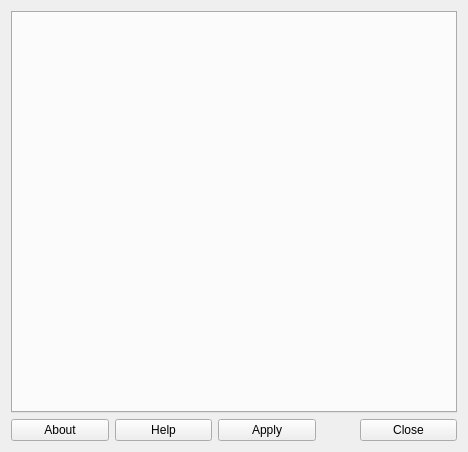
Before: the Qt Designer form widgets/bashrcconfig/window_fix.ui in kapilpipaliya/generator_cmake, drawn with Qt 5.
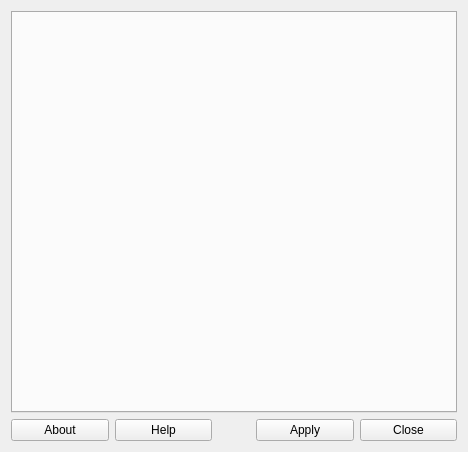
After: the same form once the commit is applied. Icons and pictures are not drawn.

Patch:
```diff
--- a/widgets/bashrcconfig/window_fix.ui
+++ b/widgets/bashrcconfig/window_fix.ui
@@ -51,20 +51,6 @@
        </property>
       </widget>
      </item>
-     <item>
-      <widget class="QPushButton" name="pushButton_Apply">
-       <property name="toolTip">
-        <string>&lt;html&gt;&lt;head/&gt;&lt;body&gt;&lt;p&gt;Applies Changes.&lt;/p&gt;&lt;/body&gt;&lt;/html&gt;</string>
-       </property>
-       <property name="text">
-        <string>Apply</string>
-       </property>
-       <property name="icon">
-        <iconset theme="document-save">
-         <normaloff>.</normaloff>.</iconset>
-       </property>
-      </widget>
-     </item>
      <item>
       <widget class="QLabel" name="label">
        <property name="sizePolicy">
@@ -93,6 +79,20 @@
        </property>
       </widget>
      </item>
+     <item>
+      <widget class="QPushButton" name="pushButton_Apply">
+       <property name="toolTip">
+        <string>&lt;html&gt;&lt;head/&gt;&lt;body&gt;&lt;p&gt;Applies Changes.&lt;/p&gt;&lt;/body&gt;&lt;/html&gt;</string>
+       </property>
+       <property name="text">
+        <string>Apply</string>
+       </property>
+       <property name="icon">
+        <iconset theme="document-save">
+         <normaloff>.</normaloff>.</iconset>
+       </property>
+      </widget>
+     </item>
      <item>
       <widget class="QPushButton" name="pushButton_Close">
        <property name="toolTip">
```
Left out of the diff: 9 changed lines with no effect on the pictures.
